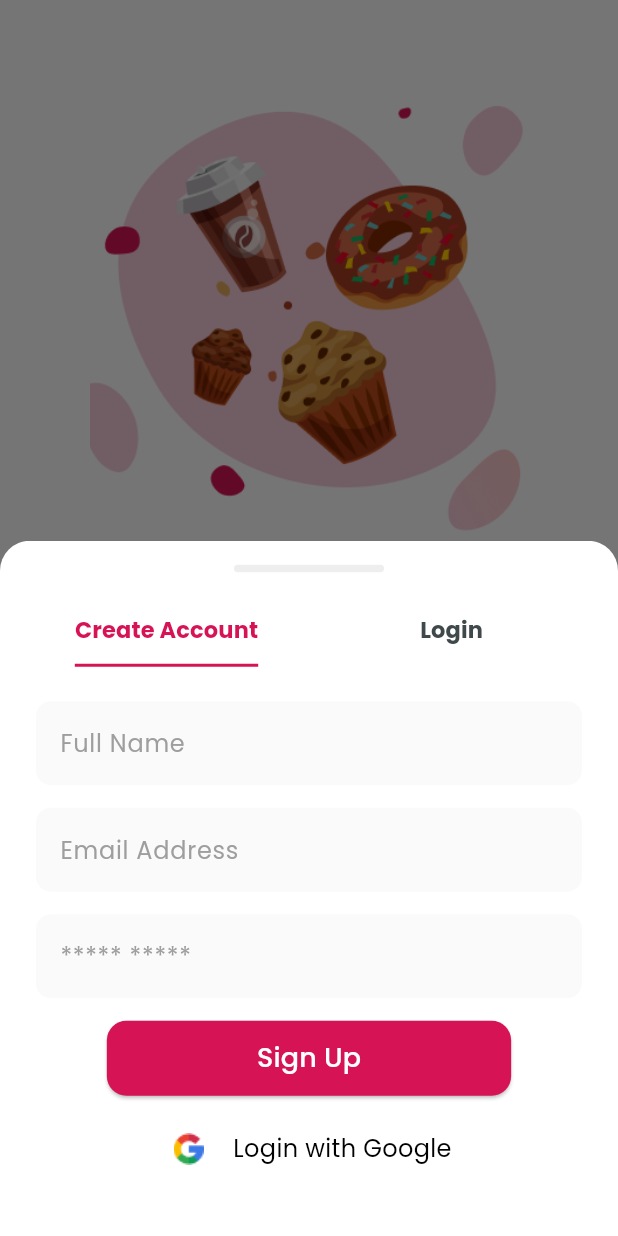
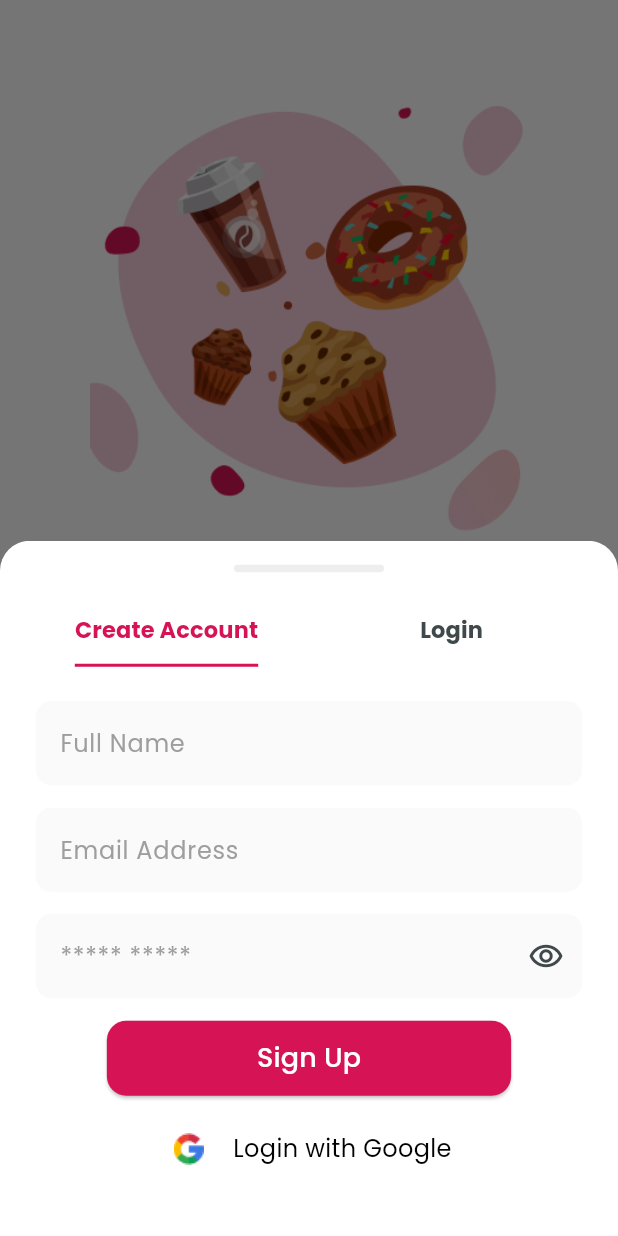
Before and after one commit to shaharyar4t4/Foodizo-Crave.-Order.-Enjoy, a Flutter app: the Onbroad screen opened by its route, after a tap on "Next", on a phone screen of 412 x 824 dp. Run offline on Flutter 3.47's test engine with Material 3 defaults, Android fonts, the phone set to English and light mode, and no system bars; our stand-ins replace firebase_auth, firebase_core, get, google_fonts, lottie; accounts and stored records are empty.

Commit message:
updated3.0

```diff
--- a/lib/components/bottom_sheet.dart
+++ b/lib/components/bottom_sheet.dart
@@ -8,6 +8,7 @@ TextEditingController passwordController = TextEditingController();
 TextEditingController emailsig = TextEditingController();
 TextEditingController passsig = TextEditingController();
 AuthServices authServices = AuthServices();
+final RxBool isSecure = true.obs;
 
 void bottomSheet() {
   Get.bottomSheet(
@@ -104,14 +105,24 @@ Widget buildLoginForm() {
           ),
         ),
         SizedBox(height: 15),
-        TextField(
+        Obx(()=>TextField(
           controller: passwordController,
-          obscureText: true,
+          obscureText: isSecure.value,
           decoration: InputDecoration(
             hintText: "***** *****",
             hintStyle: TextStyle(color: Colors.grey, fontSize: 16),
             fillColor: Colors.grey[50],
             filled: true,
+            suffixIcon: InkWell(
+              onTap: () {
+                isSecure.value = !isSecure.value;
+              },
+              child: Icon(
+                isSecure.value
+                    ? Icons.remove_red_eye_outlined
+                    : Icons.remove_red_eye,
+              ),
+            ),
             border: OutlineInputBorder(
                 borderRadius: BorderRadius.circular(10),
                 borderSide: BorderSide.none),
@@ -123,7 +134,7 @@ Widget buildLoginForm() {
               ),
             ),
           ),
-        ),
+        ),),
         SizedBox(height: 15),
         Padding(
           padding: const EdgeInsets.only(left: 160),
@@ -249,12 +260,22 @@ Widget buildRegisterForm() {
           ),
         ),
         SizedBox(height: 15),
-        TextField(
-          controller: passsig, // Fix: Assign Controller
+        Obx(()=>TextField(
+          controller: passsig,
           decoration: InputDecoration(
             hintText: "***** *****",
             hintStyle: TextStyle(color: Colors.grey, fontSize: 16),
             fillColor: Colors.grey[50],
+            suffixIcon: InkWell(
+              onTap: () {
+                isSecure.value = !isSecure.value;
+              },
+              child: Icon(
+                isSecure.value
+                    ? Icons.remove_red_eye_outlined
+                    : Icons.remove_red_eye,
+              ),
+            ),
             filled: true,
             border: OutlineInputBorder(
                 borderRadius: BorderRadius.circular(10),
@@ -267,8 +288,8 @@ Widget buildRegisterForm() {
               ),
             ),
           ),
-          obscureText: true,
-        ),
+          obscureText: isSecure.value,
+        ),),
         SizedBox(height: 15),
         ElevatedButton(
           onPressed: () async {
--- a/lib/main.dart
+++ b/lib/main.dart
@@ -30,7 +30,7 @@ class MyApp extends StatelessWidget {
         colorScheme: ColorScheme.fromSeed(seedColor: Colors.white),
       ),
       getPages: allPage,
-      home: ViewDashbored(),
+      home: ViewSplash(),
     );
   }
 }
```
